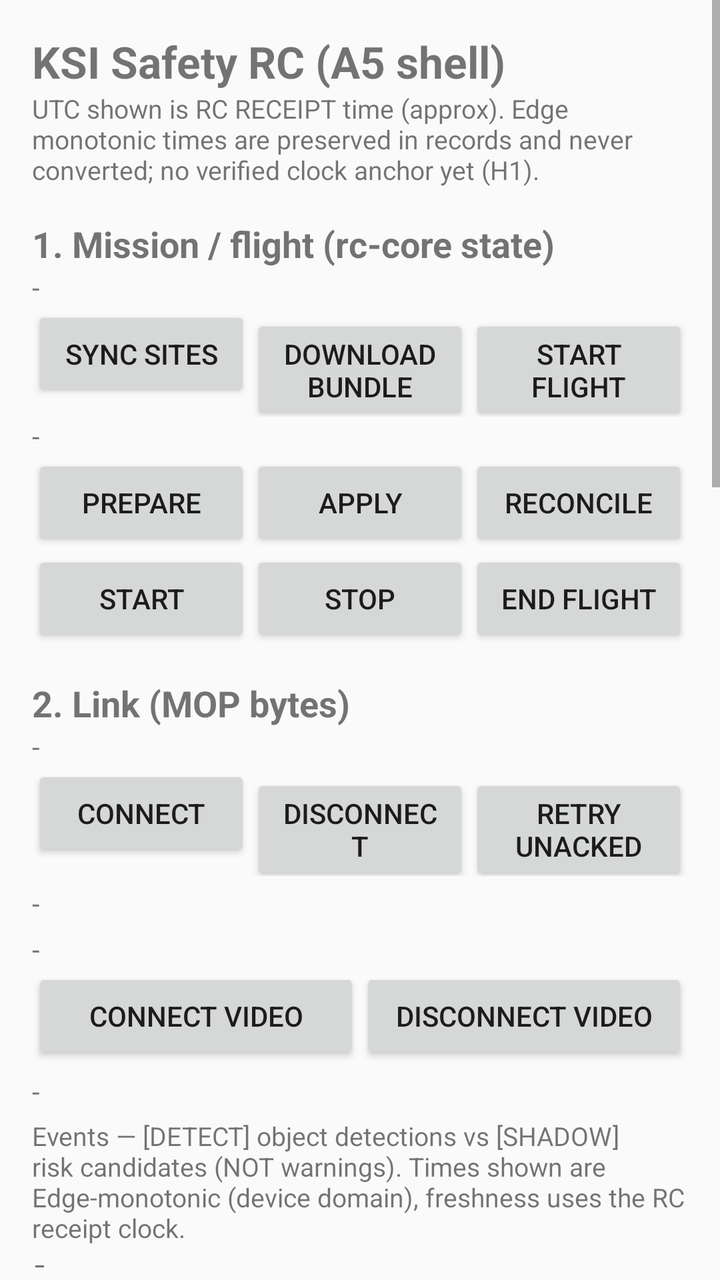
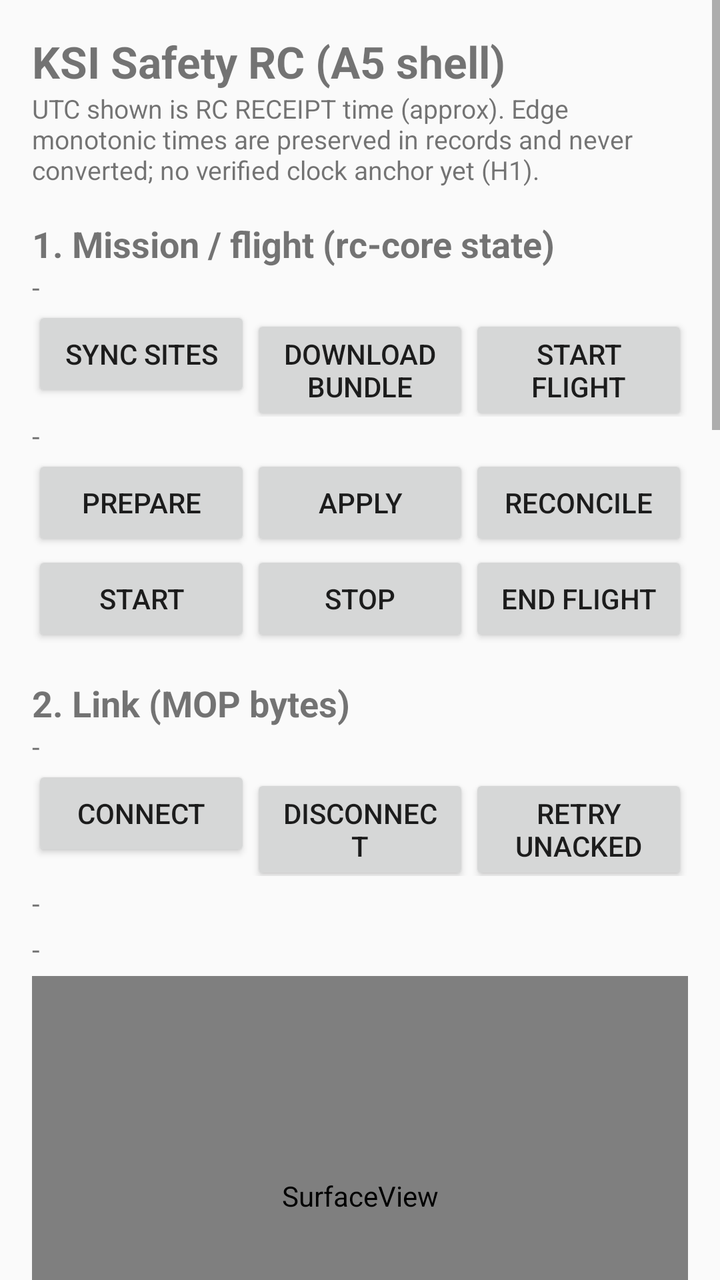

Before-and-after screenshots of an Android layout around one commit, followed by the original layout XML and the change that was made.
<!-- AndroidManifest.xml: application theme Theme.KsiRc -->
<!-- res/layout/activity_main.xml -->
<?xml version="1.0" encoding="utf-8"?>
<ScrollView xmlns:android="http://schemas.android.com/apk/res/android"
    android:layout_width="match_parent"
    android:layout_height="match_parent">

    <LinearLayout
        android:layout_width="match_parent"
        android:layout_height="wrap_content"
        android:orientation="vertical"
        android:padding="16dp">

        <TextView
            android:layout_width="match_parent"
            android:layout_height="wrap_content"
            android:text="@string/app_name"
            android:textSize="22sp"
            android:textStyle="bold" />

        <TextView
            android:id="@+id/tvClockNote"
            android:layout_width="match_parent"
            android:layout_height="wrap_content"
            android:text="@string/clock_unverified"
            android:textSize="13sp" />

        
        <TextView
            android:layout_width="match_parent"
            android:layout_height="wrap_content"
            android:text="@string/section_mission"
            android:textSize="18sp"
            android:textStyle="bold"
            android:paddingTop="16dp" />

        <TextView
            android:id="@+id/tvMission"
            android:layout_width="match_parent"
            android:layout_height="wrap_content"
            android:text="-"
            android:textSize="14sp" />

        <LinearLayout
            android:layout_width="match_parent"
            android:layout_height="wrap_content"
            android:orientation="horizontal">
            <Button
                android:id="@+id/btnSyncSites"
                android:layout_width="0dp"
                android:layout_height="wrap_content"
                android:layout_weight="1"
                android:text="@string/btn_sync_sites" />
            <Button
                android:id="@+id/btnSyncBundle"
                android:layout_width="0dp"
                android:layout_height="wrap_content"
                android:layout_weight="1"
                android:text="@string/btn_sync_bundle" />
            <Button
                android:id="@+id/btnStartFlight"
                android:layout_width="0dp"
                android:layout_height="wrap_content"
                android:layout_weight="1"
                android:text="@string/btn_start_flight" />
        </LinearLayout>

        <TextView
            android:id="@+id/tvFlight"
            android:layout_width="match_parent"
            android:layout_height="wrap_content"
            android:text="-"
            android:textSize="14sp" />

        <LinearLayout
            android:layout_width="match_parent"
            android:layout_height="wrap_content"
            android:orientation="horizontal">
            <Button
                android:id="@+id/btnPrepare"
                android:layout_width="0dp"
                android:layout_height="wrap_content"
                android:layout_weight="1"
                android:text="@string/btn_prepare" />
            <Button
                android:id="@+id/btnApply"
                android:layout_width="0dp"
                android:layout_height="wrap_content"
                android:layout_weight="1"
                android:text="@string/btn_apply" />
            <Button
                android:id="@+id/btnReconcile"
                android:layout_width="0dp"
                android:layout_height="wrap_content"
                android:layout_weight="1"
                android:text="@string/btn_reconcile" />
        </LinearLayout>
        <LinearLayout
            android:layout_width="match_parent"
            android:layout_height="wrap_content"
            android:orientation="horizontal">
            <Button
                android:id="@+id/btnStart"
                android:layout_width="0dp"
                android:layout_height="wrap_content"
                android:layout_weight="1"
                android:text="@string/btn_start" />
            <Button
                android:id="@+id/btnStop"
                android:layout_width="0dp"
                android:layout_height="wrap_content"
                android:layout_weight="1"
                android:text="@string/btn_stop" />
            <Button
                android:id="@+id/btnEndFlight"
                android:layout_width="0dp"
                android:layout_height="wrap_content"
                android:layout_weight="1"
                android:text="@string/btn_end_flight" />
        </LinearLayout>

        
        <TextView
            android:layout_width="match_parent"
            android:layout_height="wrap_content"
            android:text="@string/section_observe"
            android:textSize="18sp"
            android:textStyle="bold"
            android:paddingTop="16dp" />

        <TextView
            android:id="@+id/tvLink"
            android:layout_width="match_parent"
            android:layout_height="wrap_content"
            android:text="-"
            android:textSize="14sp" />

        <LinearLayout
            android:layout_width="match_parent"
            android:layout_height="wrap_content"
            android:orientation="horizontal">
            <Button
                android:id="@+id/btnConnect"
                android:layout_width="0dp"
                android:layout_height="wrap_content"
                android:layout_weight="1"
                android:text="@string/btn_connect" />
            <Button
                android:id="@+id/btnDisconnect"
                android:layout_width="0dp"
                android:layout_height="wrap_content"
                android:layout_weight="1"
                android:text="@string/btn_disconnect" />
            <Button
                android:id="@+id/btnRetry"
                android:layout_width="0dp"
                android:layout_height="wrap_content"
                android:layout_weight="1"
                android:text="@string/btn_retry" />
        </LinearLayout>

        
        <TextView
            android:id="@+id/tvStatus"
            android:layout_width="match_parent"
            android:layout_height="wrap_content"
            android:text="-"
            android:textSize="14sp"
            android:paddingTop="4dp" />

        <TextView
            android:id="@+id/tvVideo"
            android:layout_width="match_parent"
            android:layout_height="wrap_content"
            android:text="-"
            android:textSize="14sp"
            android:paddingTop="4dp" />

        <LinearLayout
            android:layout_width="match_parent"
            android:layout_height="wrap_content"
            android:orientation="horizontal">
            <Button
                android:id="@+id/btnVideoConnect"
                android:layout_width="0dp"
                android:layout_height="wrap_content"
                android:layout_weight="1"
                android:text="@string/btn_video_connect" />
            <Button
                android:id="@+id/btnVideoDisconnect"
                android:layout_width="0dp"
                android:layout_height="wrap_content"
                android:layout_weight="1"
                android:text="@string/btn_video_disconnect" />
        </LinearLayout>

        <TextView
            android:id="@+id/tvAi"
            android:layout_width="match_parent"
            android:layout_height="wrap_content"
            android:text="-"
            android:textSize="14sp"
            android:paddingTop="4dp" />

        <TextView
            android:layout_width="match_parent"
            android:layout_height="wrap_content"
            android:text="@string/label_events"
            android:textSize="13sp"
            android:paddingTop="4dp" />

        <TextView
            android:id="@+id/tvEvents"
            android:layout_width="match_parent"
            android:layout_height="wrap_content"
            android:text="-"
            android:textSize="13sp"
            android:typeface="monospace" />

        
        <TextView
            android:layout_width="match_parent"
            android:layout_height="wrap_content"
            android:text="@string/section_demo"
            android:textSize="18sp"
            android:textStyle="bold"
            android:paddingTop="16dp" />

        <TextView
            android:id="@+id/tvDemo"
            android:layout_width="match_parent"
            android:layout_height="wrap_content"
            android:text="-"
            android:textSize="14sp" />

        <LinearLayout
            android:layout_width="match_parent"
            android:layout_height="wrap_content"
            android:orientation="horizontal">
            <Button
                android:id="@+id/btnDemoTick"
                android:layout_width="0dp"
                android:layout_height="wrap_content"
                android:layout_weight="1"
                android:text="@string/btn_demo_tick" />
            <Button
                android:id="@+id/btnDemoNewFlight"
                android:layout_width="0dp"
                android:layout_height="wrap_content"
                android:layout_weight="1"
                android:text="@string/btn_demo_new_flight" />
        </LinearLayout>

        
        <TextView
            android:layout_width="match_parent"
            android:layout_height="wrap_content"
            android:text="@string/section_evidence"
            android:textSize="18sp"
            android:textStyle="bold"
            android:paddingTop="16dp" />

        <TextView
            android:id="@+id/tvEvidence"
            android:layout_width="match_parent"
            android:layout_height="wrap_content"
            android:text="-"
            android:textSize="14sp" />

        <Button
            android:id="@+id/btnRefreshEvidence"
            android:layout_width="match_parent"
            android:layout_height="wrap_content"
            android:text="@string/btn_refresh_evidence" />

        
        <TextView
            android:layout_width="match_parent"
            android:layout_height="wrap_content"
            android:text="@string/section_history"
            android:textSize="18sp"
            android:textStyle="bold"
            android:paddingTop="16dp" />

        <TextView
            android:id="@+id/tvFlights"
            android:layout_width="match_parent"
            android:layout_height="wrap_content"
            android:text="-"
            android:textSize="13sp"
            android:typeface="monospace" />

        <LinearLayout
            android:layout_width="match_parent"
            android:layout_height="wrap_content"
            android:orientation="horizontal">
            <Button
                android:id="@+id/btnFlightPrev"
                android:layout_width="0dp"
                android:layout_height="wrap_content"
                android:layout_weight="1"
                android:text="@string/btn_flight_prev" />
            <Button
                android:id="@+id/btnFlightNext"
                android:layout_width="0dp"
                android:layout_height="wrap_content"
                android:layout_weight="1"
                android:text="@string/btn_flight_next" />
        </LinearLayout>

        <TextView
            android:id="@+id/tvFlightDetail"
            android:layout_width="match_parent"
            android:layout_height="wrap_content"
            android:text="-"
            android:textSize="13sp" />

        <TextView
            android:id="@+id/tvFlightEvents"
            android:layout_width="match_parent"
            android:layout_height="wrap_content"
            android:text="-"
            android:textSize="13sp"
            android:typeface="monospace"
            android:paddingTop="4dp" />

        <TextView
            android:id="@+id/tvFlightArtifacts"
            android:layout_width="match_parent"
            android:layout_height="wrap_content"
            android:text="-"
            android:textSize="13sp"
            android:typeface="monospace"
            android:paddingTop="4dp" />

        <LinearLayout
            android:layout_width="match_parent"
            android:layout_height="wrap_content"
            android:orientation="horizontal">
            <Button
                android:id="@+id/btnEventPrev"
                android:layout_width="0dp"
                android:layout_height="wrap_content"
                android:layout_weight="1"
                android:text="@string/btn_event_prev" />
            <Button
                android:id="@+id/btnEventNext"
                android:layout_width="0dp"
                android:layout_height="wrap_content"
                android:layout_weight="1"
                android:text="@string/btn_event_next" />
            <Button
                android:id="@+id/btnFlagFalsePositive"
                android:layout_width="0dp"
                android:layout_height="wrap_content"
                android:layout_weight="1"
                android:text="@string/btn_flag_false_positive" />
        </LinearLayout>

        <TextView
            android:id="@+id/tvEventDetail"
            android:layout_width="match_parent"
            android:layout_height="wrap_content"
            android:text="-"
            android:textSize="13sp" />

        <LinearLayout
            android:layout_width="match_parent"
            android:layout_height="wrap_content"
            android:orientation="horizontal">
            <Button
                android:id="@+id/btnViewEvidence"
                android:layout_width="0dp"
                android:layout_height="wrap_content"
                android:layout_weight="1"
                android:text="@string/btn_view_evidence" />
            <Button
                android:id="@+id/btnFetchEvidence"
                android:layout_width="0dp"
                android:layout_height="wrap_content"
                android:layout_weight="1"
                android:text="@string/btn_fetch_evidence" />
        </LinearLayout>

        <ImageView
            android:id="@+id/ivEvidence"
            android:layout_width="match_parent"
            android:layout_height="220dp"
            android:adjustViewBounds="true"
            android:contentDescription="@string/label_evidence_image"
            android:scaleType="fitCenter" />

        <TextView
            android:id="@+id/tvEvidenceMeta"
            android:layout_width="match_parent"
            android:layout_height="wrap_content"
            android:text="-"
            android:textSize="13sp" />

        
        <TextView
            android:layout_width="match_parent"
            android:layout_height="wrap_content"
            android:text="@string/section_sync"
            android:textSize="18sp"
            android:textStyle="bold"
            android:paddingTop="16dp" />

        <EditText
            android:id="@+id/etCoreUrl"
            android:layout_width="match_parent"
            android:layout_height="wrap_content"
            android:hint="@string/hint_core_url"
            android:inputType="textUri" />

        <EditText
            android:id="@+id/etCoreToken"
            android:layout_width="match_parent"
            android:layout_height="wrap_content"
            android:hint="@string/hint_core_token"
            android:inputType="textPassword" />

        <Button
            android:id="@+id/btnSaveCore"
            android:layout_width="match_parent"
            android:layout_height="wrap_content"
            android:text="@string/btn_save_core" />

        <TextView
            android:id="@+id/tvSync"
            android:layout_width="match_parent"
            android:layout_height="wrap_content"
            android:text="-"
            android:textSize="14sp" />

        <LinearLayout
            android:layout_width="match_parent"
            android:layout_height="wrap_content"
            android:orientation="horizontal">
            <Button
                android:id="@+id/btnUpload"
                android:layout_width="0dp"
                android:layout_height="wrap_content"
                android:layout_weight="1"
                android:text="@string/btn_upload" />
            <Button
                android:id="@+id/btnServerState"
                android:layout_width="0dp"
                android:layout_height="wrap_content"
                android:layout_weight="1"
                android:text="@string/btn_server_state" />
        </LinearLayout>

        <TextView
            android:id="@+id/tvError"
            android:layout_width="match_parent"
            android:layout_height="wrap_content"
            android:text=""
            android:textSize="13sp"
            android:paddingTop="12dp" />
    </LinearLayout>
</ScrollView>
<!-- resources referenced by this layout -->
<resources>
  <string name="app_name">KSI Safety RC (A5 shell)</string>
  <string name="btn_apply">Apply</string>
  <string name="btn_connect">Connect</string>
  <string name="btn_demo_new_flight">New demo flight</string>
  <string name="btn_demo_tick">Demo tick</string>
  <string name="btn_disconnect">Disconnect</string>
  <string name="btn_end_flight">End flight</string>
  <string name="btn_event_next">다음 사건</string>
  <string name="btn_event_prev">이전 사건</string>
  <string name="btn_fetch_evidence">서버에서 가져오기</string>
  <string name="btn_flag_false_positive">오탐 의심 표시</string>
  <string name="btn_flight_next">다음 비행</string>
  <string name="btn_flight_prev">이전 비행</string>
  <string name="btn_prepare">Prepare</string>
  <string name="btn_reconcile">Reconcile</string>
  <string name="btn_refresh_evidence">Refresh (local)</string>
  <string name="btn_retry">Retry unacked</string>
  <string name="btn_save_core">Save Core config</string>
  <string name="btn_server_state">Server state</string>
  <string name="btn_start">Start</string>
  <string name="btn_start_flight">Start flight</string>
  <string name="btn_stop">Stop</string>
  <string name="btn_sync_bundle">Download bundle</string>
  <string name="btn_sync_sites">Sync sites</string>
  <string name="btn_upload">Upload now</string>
  <string name="btn_video_connect">Connect video</string>
  <string name="btn_video_disconnect">Disconnect video</string>
  <string name="btn_view_evidence">증거 보기(로컬)</string>
  <string name="clock_unverified">UTC shown is RC RECEIPT time (approx). Edge monotonic times are preserved in records and never converted; no verified clock anchor yet (H1).</string>
  <string name="hint_core_token">Core token (rc scope)</string>
  <string name="hint_core_url">Core URL, e.g. http://192.168.1.5:8000/api/v1/edge</string>
  <string name="label_events">Events — [DETECT] object detections vs [SHADOW] risk candidates (NOT warnings). Times shown are Edge-monotonic (device domain), freshness uses the RC receipt clock.</string>
  <string name="label_evidence_image">선택된 사건의 증거 미리보기</string>
  <string name="section_demo">Demo bench — ISOLATED store, never uploads</string>
  <string name="section_evidence">3. Evidence (local-first, offline OK)</string>
  <string name="section_history">5. 비행 기록 (offline — 로컬 우선)</string>
  <string name="section_mission">1. Mission / flight (rc-core state)</string>
  <string name="section_observe">2. Link (MOP bytes)</string>
  <string name="section_sync">4. Sync (COMMITTED gate)</string>
  <style name="Theme.KsiRc" parent="Theme.AppCompat.Light.NoActionBar">
      </style>
</resources>

<!-- the commit's change to res/layout/activity_main.xml (unified diff, before → after) -->
@@ -174,6 +174,13 @@
             android:textSize="14sp"
             android:paddingTop="4dp" />
 
+        
+        <SurfaceView
+            android:id="@+id/surfaceVideo"
+            android:layout_width="match_parent"
+            android:layout_height="220dp"
+            android:layout_marginTop="4dp" />
+
         <LinearLayout
             android:layout_width="match_parent"
             android:layout_height="wrap_content"
